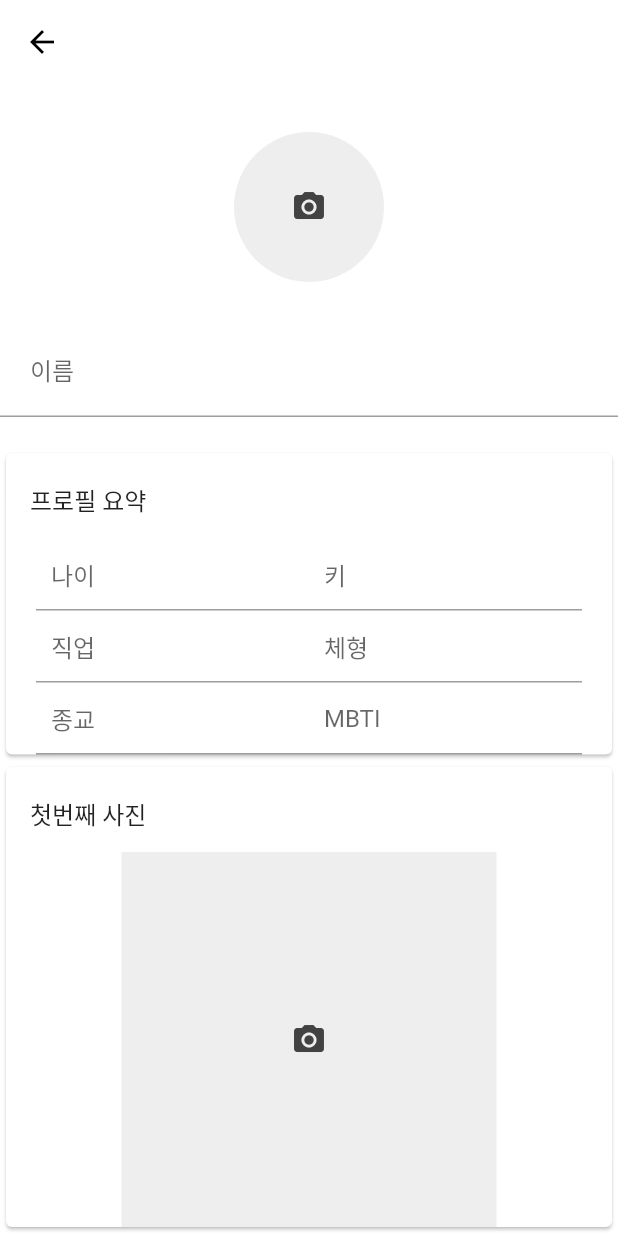
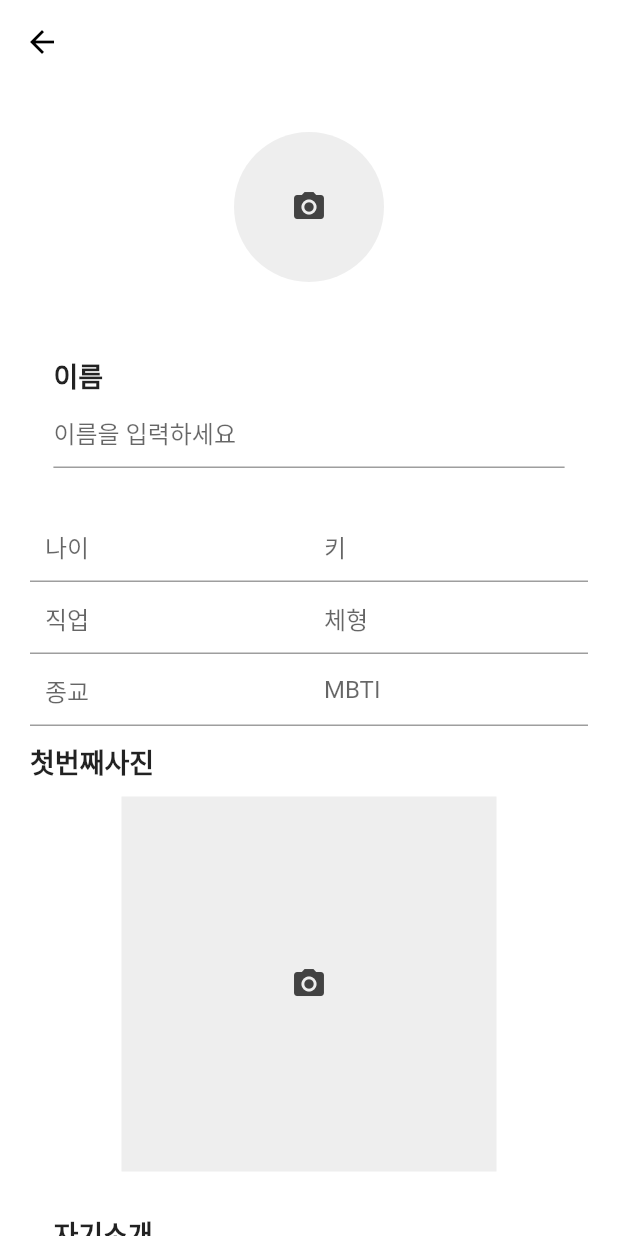
Before and after one commit to rumingda/salonde_c, a Flutter app: the screen it shows once a user with an empty profile is signed in, in the side drawer, after a tap on "나의 프로필", on a phone screen of 412 x 824 dp. Run offline on Flutter 3.47's test engine with Material 2 defaults, Android fonts, the phone set to English and light mode, and no system bars; our stand-ins replace cloud_firestore, email_validator, firebase_auth, firebase_core, firebase_storage, flutter_rating_bar and 4 more; missing offline and left inert: agora_rtc_engine, agora_rtm, cloud_firestore_web, firebase_auth_web, firebase_core_web, firebase_storage_web and 1 more; accounts and stored records are empty.

Commit message:
myprofile화면수정

```diff
--- a/lib/menu/myProfile.dart
+++ b/lib/menu/myProfile.dart
@@ -4,11 +4,11 @@ import 'package:flutter/material.dart';
 
 import 'package:cloud_firestore/cloud_firestore.dart';
 import 'package:firebase_storage/firebase_storage.dart';
-import 'package:flutter/services.dart';
-import 'package:get/get_state_manager/get_state_manager.dart';
-
 import 'package:image_picker/image_picker.dart';
 import 'package:firebase_auth/firebase_auth.dart';
+
+import 'package:salondec/component/custom_form_buttom.dart';
+import 'package:salondec/component/custom_input_field.dart';
 
 
 class myProfileScreen extends StatefulWidget {
@@ -108,7 +108,7 @@ Future uploadFile(BuildContext context) async {
       appBar: AppBar(),
       body: SingleChildScrollView(
         child: Column(
-        children: <Widget>[
+        children: [
           SizedBox(
             height: 32,
           ),
@@ -145,34 +145,27 @@ Future uploadFile(BuildContext context) async {
               ),
             ),
           ),
-          SizedBox(
-            height: 10,
-          ),
+          const SizedBox(height: 10),
           Text(user.email!),
-          Container(
-            child: TextField(
-              controller: _title,
-
-              decoration: InputDecoration(
-                 hintText: '이름',
-                contentPadding: EdgeInsets.all(20),
-            ),
-            ),
-          ),
-          SizedBox(
-            height: 20,
-          ),
+          const SizedBox(height: 20),
+          CustomInputField(
+            controller: _title,
+            labelText: '이름',
+            hintText: '이름을 입력하세요',
+            validator: (textValue) {
+              if(textValue == null || textValue.isEmpty) {
+                return '이름을 넣어주세요!';}
+              return null;
+          }),
+          const SizedBox(height: 20),
           Card(
-
+            margin: EdgeInsets.fromLTRB(20, 5, 20, 5),
+            elevation: 0.0,
             child:Column(
             crossAxisAlignment: CrossAxisAlignment.stretch, // <- Add this
 
             children: <Widget>[
-              ListTile(
-                title: Padding(padding: EdgeInsets.fromLTRB(0, 15, 0, 10), child: Text("프로필 요약"))),
-              Padding(
-                  padding: EdgeInsets.fromLTRB(20, 0, 20, 0),
-                  child:Container(
+              Container(
                   child: Row(
                   children: <Widget>[
                     Expanded(
@@ -196,11 +189,7 @@ Future uploadFile(BuildContext context) async {
                   ],
                 ),
               ),
-              ),
-              Padding(
-                  padding: EdgeInsets.fromLTRB(20, 0, 20, 0),
-                  child:
-                Container(
+              Container(
                 child: Row(
                   children: <Widget>[
                     Expanded(
@@ -224,10 +213,6 @@ Future uploadFile(BuildContext context) async {
                   ],
                 ),
               ),
-              ),
-              Padding(
-                  padding: EdgeInsets.fromLTRB(20, 0, 20, 0),
-                  child:
               Container(
                 child: Row(
                   children: <Widget>[
@@ -251,20 +236,22 @@ Future uploadFile(BuildContext context) async {
                     ),
                   ],
                 ),
-              ),),
+              ),
             ],
           ),
           ),
           Card(
+            margin: EdgeInsets.fromLTRB(20, 5, 20, 5),
+            elevation: 0.0,
 
             child:Column(
             crossAxisAlignment: CrossAxisAlignment.stretch, // <- Add this
 
             children: <Widget>[
-              ListTile(
-              title: Padding(padding: EdgeInsets.fromLTRB(0, 15, 0, 10), child: Text("첫번째 사진"))),
+              Text("첫번째사진", style: const TextStyle(fontSize: 18, fontWeight: FontWeight.bold),),
+              const SizedBox(height: 10),
               Center(
-            child: GestureDetector(
+              child: GestureDetector(
               onTap: () {
                 print("클릭");
                 _showPicker(context);
@@ -295,33 +282,26 @@ Future uploadFile(BuildContext context) async {
             ),
           ),
           ])),
-          SizedBox(
-            height: 20,
-          ),
+          const SizedBox(height: 20),
+          CustomInputField(
+            controller: _title,
+            labelText: '자기소개',
+            hintText: '자기소개를 해주세요',
+            validator: (textValue) {
+              if(textValue == null || textValue.isEmpty) {
+                return '자기소개를 넣어주세요!';}
+              return null;
+          }),
           Card(
-            child:Column(
-            crossAxisAlignment: CrossAxisAlignment.stretch, // <- Add this
-
-            children: <Widget>[
-              ListTile(
-                title: Padding(padding: EdgeInsets.fromLTRB(0, 15, 0, 10), child: Text("자기소개"))),
-              Container(
-                child: TextField(
-                controller: null,
-                decoration: InputDecoration(
-                    hintText: '자기소개를해주세요',
-                    contentPadding: EdgeInsets.all(20),
-                ),
-                ),
-          ),])),
-          Card(
+            margin: EdgeInsets.fromLTRB(20, 5, 20, 5),
+            elevation: 0.0,
 
             child:Column(
             crossAxisAlignment: CrossAxisAlignment.stretch, // <- Add this
 
             children: <Widget>[
-              ListTile(
-              title: Padding(padding: EdgeInsets.fromLTRB(0, 15, 0, 10), child: Text("두번째 사진"))),
+              Text("두번째사진", style: const TextStyle(fontSize: 18, fontWeight: FontWeight.bold),),
+              const SizedBox(height: 10),
               Center(
             child: GestureDetector(
               onTap: () {
@@ -353,27 +333,26 @@ Future uploadFile(BuildContext context) async {
               ),
             ),
           ),])),
-          SizedBox(
-            height: 20,
-          ),
-          Card(
+          const SizedBox(height: 20),
+          CustomInputField(
+            controller: _title,
+            labelText: '성격',
+            hintText: '자신의 성격을 설명해주세요',
+            validator: (textValue) {
+              if(textValue == null || textValue.isEmpty) {
+                return '성격을 넣어주세요!';}
+              return null;
+          }),
+            Card(
+            margin: EdgeInsets.fromLTRB(20, 5, 20, 5),
+            elevation: 0.0,
+
             child:Column(
             crossAxisAlignment: CrossAxisAlignment.stretch, // <- Add this
 
             children: <Widget>[
               ListTile(
-                title: Padding(padding: EdgeInsets.fromLTRB(0, 15, 0, 10), child: Text("성격"))),
-              Container(
-                child: TextField(
-                controller: _job,
-                decoration: InputDecoration(
-                    hintText: '자기소개를해주세요',
-                    contentPadding: EdgeInsets.all(20),
-                ),
-                ),
-          ),])),
-          ListTile(
-              title: Padding(padding: EdgeInsets.fromLTRB(0, 15, 0, 10), child: Text("세번째 사진"))),
+              title: Padding(padding: EdgeInsets.fromLTRB(0, 15, 0, 10), child: Text("세ㅋ번째 사진"))),
               Center(
             child: GestureDetector(
               onTap: () {
@@ -404,25 +383,28 @@ Future uploadFile(BuildContext context) async {
 
               ),
             ),
-          ),
-          Container(
-            child: TextField(
-            controller: null,
-            decoration: InputDecoration(
-                hintText: '관심분야',
-                contentPadding: EdgeInsets.all(20),
-            ),
-            ),
-          ),
+          ),])),
+          const SizedBox(height: 20),
+          CustomInputField(
+            controller: _title,
+            labelText: '관심사',
+            hintText: '최근 관심있는 것을 말해주세요',
+            validator: (textValue) {
+              if(textValue == null || textValue.isEmpty) {
+                return '관심사를 넣어주세요!';}
+              return null;
+          }),
           SizedBox(
             height: 32,
           ),
-          ElevatedButton(
+
+          CustomFormButton(
+            innerText: '저장하기',
             onPressed: (){
               uploadFile(context);
             } ,
-            child: const Text("저장하기")
           ),
+
           SizedBox(
             height: 32,
           ),
@@ -433,9 +415,10 @@ Future uploadFile(BuildContext context) async {
               child: Text('로그아웃'),
               onPressed:(){_handleLogoutUser();}
           ),
-        ],
-      ),
-      ),
+
+        ]
+      )
+      )
     );
   }
 
--- a/lib/page/screen/today_detail.dart
+++ b/lib/page/screen/today_detail.dart
@@ -3,8 +3,8 @@
 import 'package:flutter/material.dart';
 import 'package:salondec/data/model/person2.dart';
 import 'package:flutter_rating_bar/flutter_rating_bar.dart';
-import 'package:salondec/alert/custom_alert_dialog.dart';
-import 'package:salondec/alert/custom_love_letter.dart';
+import 'package:salondec/component/custom_love_letter.dart';
+import 'package:salondec/component/custom_alert_dialog.dart';
 
 class todaydetail extends StatefulWidget {
   final Note note;
```
Also changed, not shown: 3 other files.
